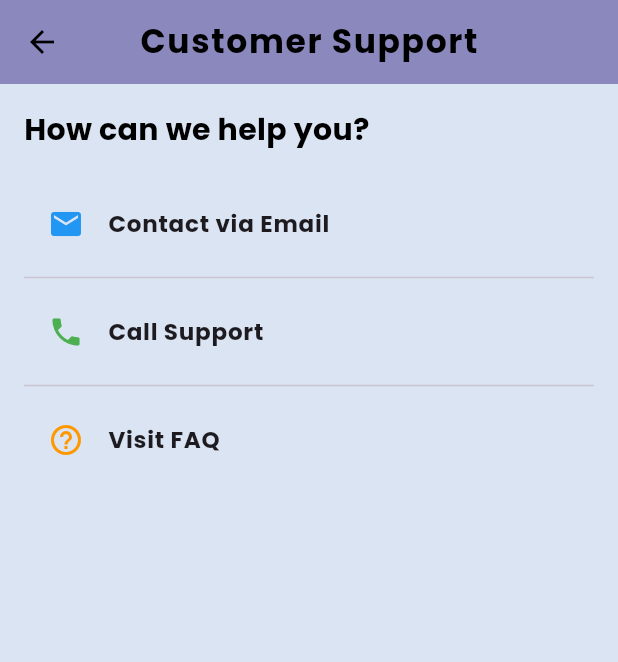
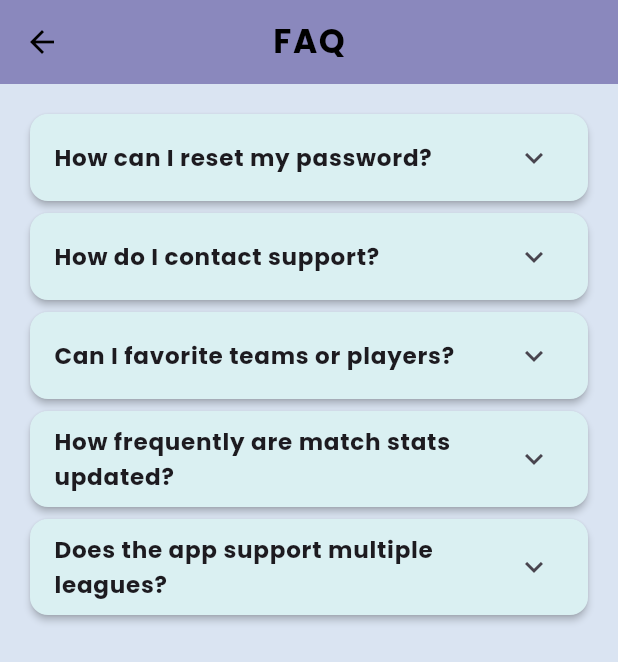
Before and after one commit to AaqilSh/SportSphereApp, a Flutter app: the CustomerSupportScreen screen opened directly, after a tap on "Visit FAQ", on a phone screen of 412 x 824 dp. Shown: the top 662 px of the screen. Run offline on Flutter 3.47's test engine with Material 3 defaults, Android fonts, the light colour scheme and no system bars; our stand-ins replace auto_size_text, firebase_auth, firebase_core, flutter_local_notifications, flutter_screenutil, font_awesome_flutter and 2 more; accounts and stored records are empty.

Commit message:
added faq screen

```diff
--- a/sportsphere/lib/screens/customer_support_screen.dart
+++ b/sportsphere/lib/screens/customer_support_screen.dart
@@ -1,4 +1,5 @@
 import 'package:flutter/material.dart';
+import 'package:sportsphere/screens/faq_scree.dart';
 import 'package:url_launcher/url_launcher.dart';
 import 'package:url_launcher/url_launcher_string.dart';
 
@@ -36,7 +37,10 @@ class CustomerSupportScreen extends StatelessWidget {
               leading: Icon(Icons.help_outline, color: Colors.orange),
               title: Text('Visit FAQ'),
               onTap: () {
-                // Navigate to FAQ section
+                Navigator.push(
+                  context,
+                  MaterialPageRoute(builder: (context) => FAQScreen()),
+                );
               },
             ),
           ],
--- /dev/null
+++ b/sportsphere/lib/screens/faq_scree.dart
@@ -0,0 +1,63 @@
+import 'package:flutter/material.dart';
+
+class FAQScreen extends StatelessWidget {
+  final List<Map<String, String>> faqData = [
+    {
+      "question": "How can I reset my password?",
+      "answer":
+          "Go to Settings > Account > Reset Password and follow the instructions."
+    },
+    {
+      "question": "How do I contact support?",
+      "answer":
+          "You can email us at admin@sportsphere.com or call us at 123456789."
+    },
+    {
+      "question": "Can I favorite teams or players?",
+      "answer":
+          "Yes! You can mark your favorite teams and players in the app settings."
+    },
+    {
+      "question": "How frequently are match stats updated?",
+      "answer": "Match stats are updated in real-time as the games progress."
+    },
+    {
+      "question": "Does the app support multiple leagues?",
+      "answer":
+          "Yes, we support Premier League, La Liga, Bundesliga, Serie A, Ligue 1, and more!"
+    },
+  ];
+
+  @override
+  Widget build(BuildContext context) {
+    return Scaffold(
+      appBar: AppBar(title: Text("FAQ")),
+      body: ListView.builder(
+        padding: EdgeInsets.all(16),
+        itemCount: faqData.length,
+        itemBuilder: (context, index) {
+          return Card(
+            elevation: 2,
+            shape:
+                RoundedRectangleBorder(borderRadius: BorderRadius.circular(12)),
+            child: ExpansionTile(
+              title: Text(
+                faqData[index]["question"]!,
+                style: TextStyle(fontWeight: FontWeight.bold),
+              ),
+              children: [
+                Padding(
+                  padding: EdgeInsets.all(12),
+                  child: Text(
+                    faqData[index]["answer"]!,
+                    style: TextStyle(color: Colors.grey[700]),
+                  ),
+                ),
+              ],
+            ),
+          );
+        },
+      ),
+    );
+  }
+}
```
